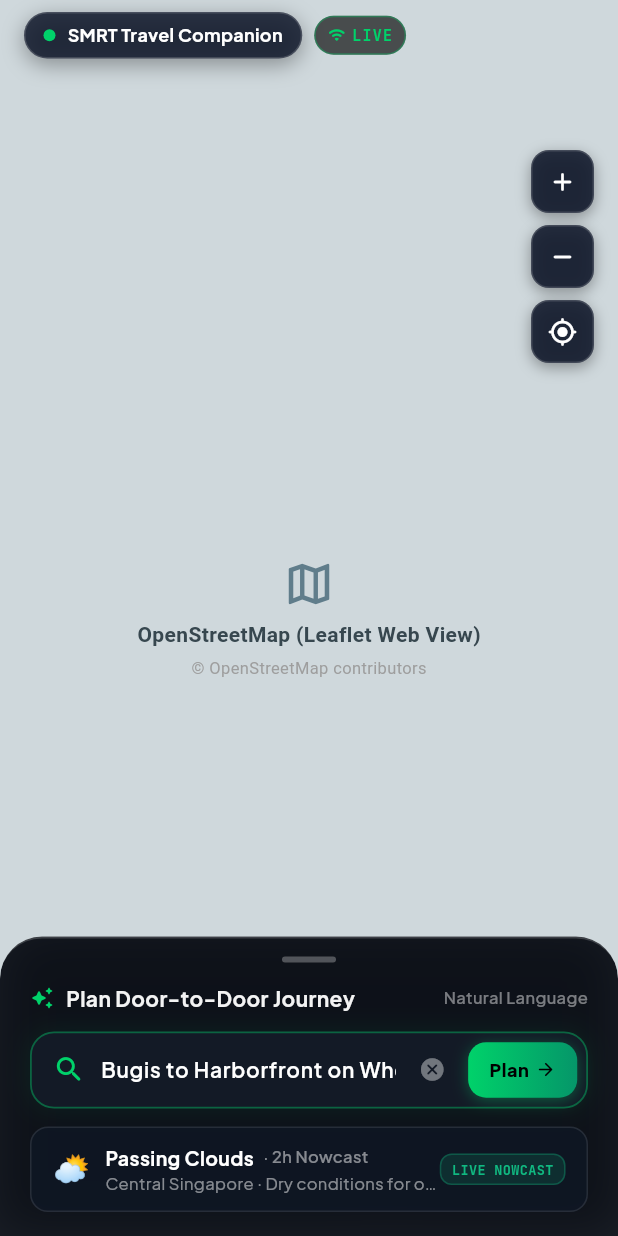
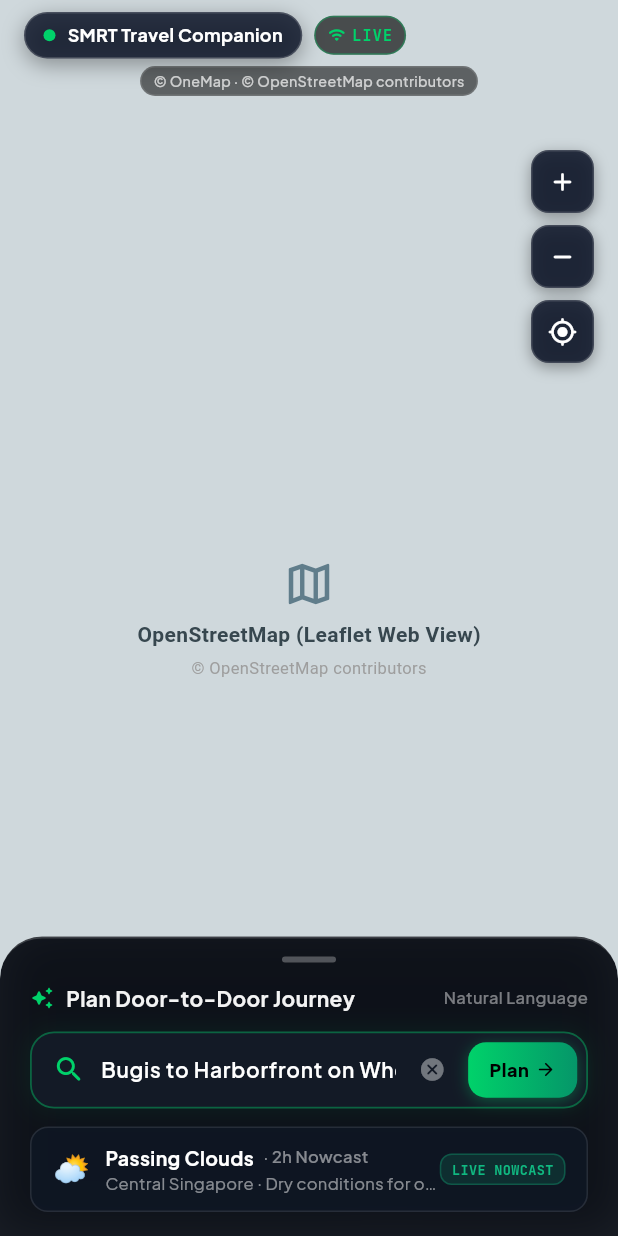
Before and after one commit to KriegerBlitz/SMRT_Travel_Companion, a Flutter app: the HomeScreen screen opened directly, on a phone screen of 412 x 824 dp. Run offline on Flutter 3.47's test engine with Material 3 defaults, Android fonts, the phone set to English and light mode, and no system bars; our stand-ins replace google_fonts, web; missing offline and left inert: dart:js_interop, dart:ui_web; network calls fail.

Commit message:
feat(attribution): place OneMap and OpenStreetMap attribution at the top in small text and add roadmap to README

```diff
--- a/lib/features/home/widgets/home_brand_header.dart
+++ b/lib/features/home/widgets/home_brand_header.dart
@@ -12,7 +12,10 @@ class HomeBrandHeader extends StatelessWidget {
         alignment: Alignment.topCenter,
         child: Padding(
           padding: const EdgeInsets.symmetric(horizontal: 16.0, vertical: 8.0),
-          child: Row(
+          child: Column(
+            mainAxisSize: MainAxisSize.min,
+            children: [
+              Row(
                 children: [
                   // SMRT Companion Brand Badge
                   Flexible(
@@ -87,6 +90,27 @@ class HomeBrandHeader extends StatelessWidget {
                   ),
                 ],
               ),
+              const SizedBox(height: 5),
+              // Top Small Text Attribution Badge (© OneMap · © OpenStreetMap contributors)
+              Container(
+                padding: const EdgeInsets.symmetric(horizontal: 8, vertical: 2),
+                decoration: BoxDecoration(
+                  color: Colors.black.withValues(alpha: 0.55),
+                  borderRadius: BorderRadius.circular(10),
+                  border: Border.all(color: Colors.white.withValues(alpha: 0.12)),
+                ),
+                child: Text(
+                  '© OneMap · © OpenStreetMap contributors',
+                  style: GoogleFonts.plusJakartaSans(
+                    fontSize: 9.5,
+                    color: Colors.white.withValues(alpha: 0.70),
+                    fontWeight: FontWeight.w500,
+                    letterSpacing: 0.2,
+                  ),
+                ),
+              ),
+            ],
+          ),
         ),
       ),
     );
--- a/lib/features/landing/landing_screen.dart
+++ b/lib/features/landing/landing_screen.dart
@@ -138,6 +138,15 @@ class _LandingScreenState extends State<LandingScreen> {
                         ],
                       ),
                     ),
+                    const SizedBox(height: 6),
+                    Text(
+                      '© OneMap · © OpenStreetMap contributors',
+                      style: GoogleFonts.plusJakartaSans(
+                        color: Colors.white.withValues(alpha: 0.50),
+                        fontSize: 9.5,
+                        fontWeight: FontWeight.w500,
+                      ),
+                    ),
 
                     // Push content down to the bottom
                     const Spacer(),
```
Also changed, not shown: 1 other file. Lines whose indentation alone changed are shown as unchanged.
